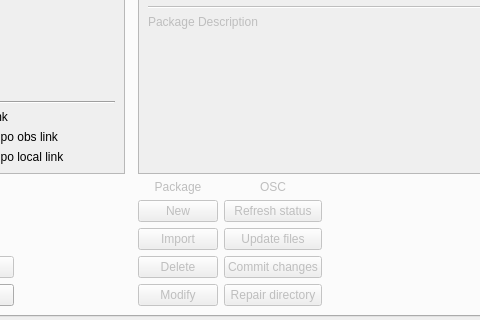
ronan22/obs-light, file obslight/ObsLightGui/ui/obsLightMain.ui: the form before one commit; both pictures show x 163 to 643 and y 480 to 800 of the 1070 by 800 pixel window.
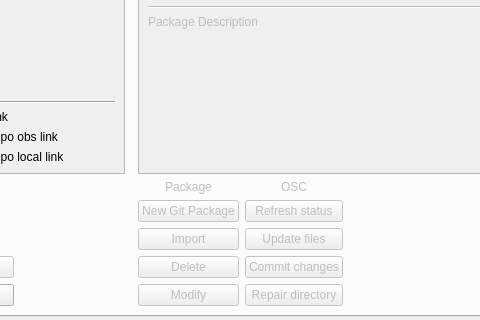
The form after the commit. Icons and pictures are not drawn. Custom widgets are drawn as their Qt base class.

Commit message: - Change Package New button Label.

```diff
--- a/obslight/ObsLightGui/ui/obsLightMain.ui
+++ b/obslight/ObsLightGui/ui/obsLightMain.ui
@@ -604,7 +604,7 @@
                   <string>Create a package from scratch.</string>
                  </property>
                  <property name="text">
-                  <string>New</string>
+                  <string>New Git Package</string>
                  </property>
                 </widget>
                </item>
```
Left out of the diff: 4 changed lines with no effect on the pictures.
